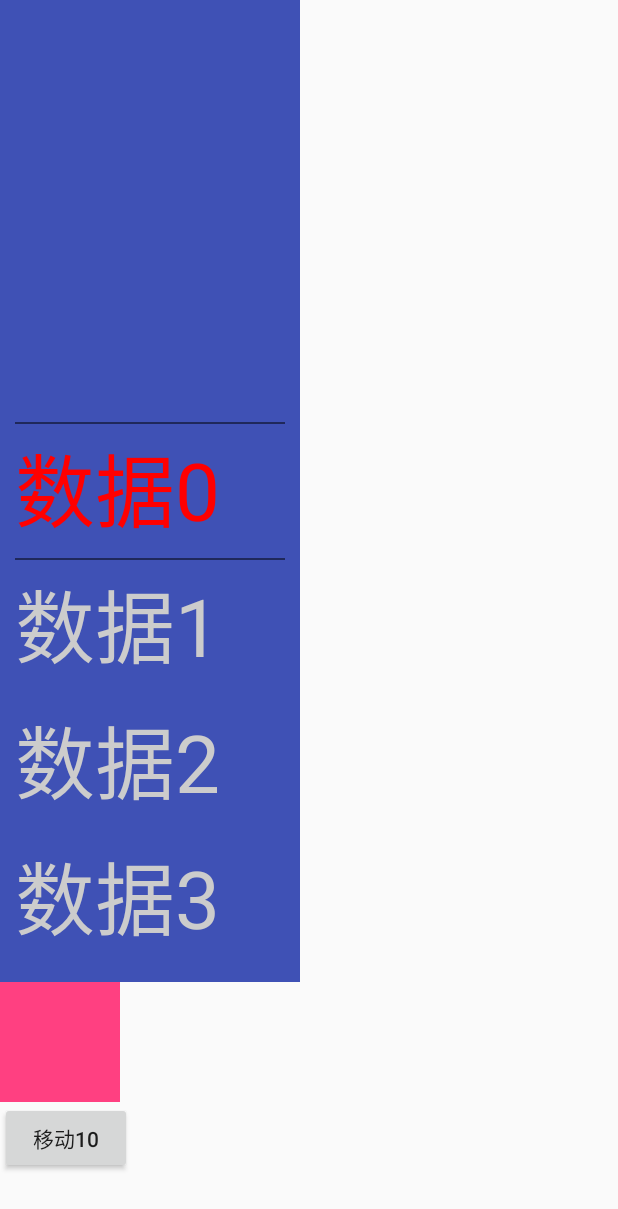
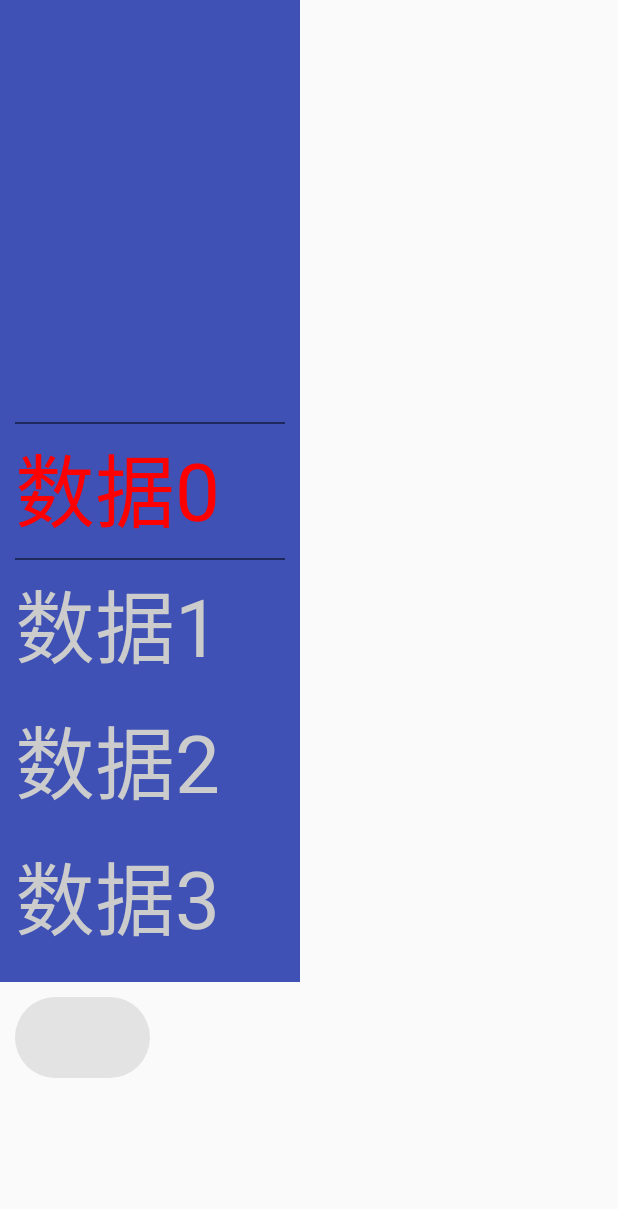
Before and after one commit to sankemao/CustomView, an Android app: the WheelViewActivity screen opened directly, with no data from a screen before it, on a phone screen of 412 x 824 dp. Shown: the top 1209 px of the screen. Run offline under Robolectric (Android 15) with nearby library versions, the phone set to English and light mode, and no system bars; libraries missing offline, so code that uses them is left out: com.blankj.utilcode.

Commit message:
SwitchView

```diff
--- /dev/null
+++ b/app/src/main/java/com/pronetway/customview/custom/switchbutton/SwitchButton.java
@@ -0,0 +1,122 @@
+package com.pronetway.customview.custom.switchbutton;
+
+import android.content.Context;
+import android.content.res.TypedArray;
+import android.graphics.Canvas;
+import android.graphics.Color;
+import android.graphics.Paint;
+import android.graphics.Path;
+import android.graphics.RectF;
+import android.support.annotation.Nullable;
+import android.util.AttributeSet;
+import android.view.MotionEvent;
+import android.view.View;
+
+import com.pronetway.customview.R;
+
+
+/**
+ * Description:TODO
+ * Create Time: 2018/4/24.11:30
+ * Author:jin
+ * Email:210980059@qq.com
+ */
+public class SwitchButton extends View {
+
+    private int mOpenColor;
+    private int mCloseColor;
+    private int mMiddleColor;
+    //绘制背景的path
+    Path mPath = new Path();
+    private Paint mPaint;
+
+    private float mAnimeSpeed = 0.1f;//动画速度
+    private float mAnimeInit = 1.0f;//动画初始状态
+    private boolean mSwitchState;
+
+    public SwitchButton(Context context) {
+        this(context, null);
+    }
+
+    public SwitchButton(Context context, @Nullable AttributeSet attrs) {
+        this(context, attrs, 0);
+    }
+
+    public SwitchButton(Context context, @Nullable AttributeSet attrs, int defStyleAttr) {
+        super(context, attrs, defStyleAttr);
+
+        initTa(context, attrs);
+    }
+
+    private void initTa(Context context, AttributeSet attrs) {
+        final TypedArray ta = context.obtainStyledAttributes(attrs, R.styleable.SwitchButton);
+        mOpenColor = ta.getColor(R.styleable.SwitchButton_openColor, 0xFF4BD763);
+        mCloseColor = ta.getColor(R.styleable.SwitchButton_closeColor, 0xFFE3E3E3);
+        mMiddleColor = ta.getColor(R.styleable.SwitchButton_middleColor, Color.WHITE);
+        //1为打开，2为关闭
+        int mState = ta.getInt(R.styleable.SwitchButton_state, 2);
+        mSwitchState = mState == 1;
+        ta.recycle();
+        //初始化画笔
+        mPaint = new Paint(Paint.ANTI_ALIAS_FLAG);
+        mPaint.setStyle(Paint.Style.FILL);
+        mPaint.setColor(mCloseColor);
+    }
+
+
+    @Override
+    protected void onMeasure(int widthMeasureSpec, int heightMeasureSpec) {
+        int DEFAULT_WIDTH = (int) (56 * getResources().getDisplayMetrics().density + 0.5f) + getPaddingLeft() + getPaddingRight();//默认56dp
+        //如果mode是exactly,按widthMeasureSpec中给定的suggest width,不是exactly，看是否为at_most, 此种模式下，width需要在suggest width与DEFAULT_WITH间取小的。
+        int finalWidth = resolveSize(DEFAULT_WIDTH, widthMeasureSpec);
+        //处理高度，需参考宽度
+        int DEFAULT_HEIGHT = (int) ((finalWidth - getPaddingLeft() - getPaddingRight()) * 0.6) + getPaddingTop() + getPaddingBottom();
+        setMeasuredDimension(finalWidth, DEFAULT_HEIGHT);
+    }
+
+    @Override
+    protected void onSizeChanged(int w, int h, int oldw, int oldh) {
+        super.onSizeChanged(w, h, oldw, oldh);
+        if (w != oldw || h != oldh) {
+            initPath();
+        }
+    }
+
+    private void initPath() {
+        float sLeft = getPaddingLeft();
+        float sTop = getPaddingTop();
+        float sRight = getMeasuredWidth() - getPaddingRight();
+        float sBottom = getMeasuredHeight() - getPaddingBottom();
+        float sCenterX = (sRight + sBottom) / 2;
+        float sCenterY = (sBottom + sTop) / 2;
+
+        RectF rectF = new RectF(sLeft, sTop, (sBottom - sTop) + sLeft, sBottom);
+        mPath.reset();
+        mPath.arcTo(rectF, 90, 180);
+        rectF.left = sRight - (sBottom - sTop);
+        rectF.right = sRight;
+        mPath.arcTo(rectF, 270, 180);
+        mPath.close();
+    }
+
+    @Override
+    protected void onDraw(Canvas canvas) {
+        canvas.drawPath(mPath, mPaint);
+
+    }
+
+    @Override
+    public boolean onTouchEvent(MotionEvent event) {
+        switch (event.getActionMasked()) {
+            case MotionEvent.ACTION_DOWN:
+                return true;
+            case MotionEvent.ACTION_CANCEL:
+            case MotionEvent.ACTION_UP:
+                mAnimeInit = 1.0f;
+                mSwitchState = !mSwitchState;
+                invalidate();
+                break;
+        }
+        return super.onTouchEvent(event);
+    }
+}
--- a/app/src/main/java/com/pronetway/customview/ui/WheelViewActivity.java
+++ b/app/src/main/java/com/pronetway/customview/ui/WheelViewActivity.java
@@ -2,11 +2,9 @@ package com.pronetway.customview.ui;
 
 import android.graphics.Color;
 import android.os.Bundle;
-import android.support.v4.view.ViewCompat;
 import android.support.v7.app.AppCompatActivity;
 import android.view.Gravity;
 import android.view.View;
-import android.widget.Button;
 
 import com.blankj.utilcode.util.LogUtils;
 import com.pronetway.customview.R;
@@ -42,18 +40,6 @@ public class WheelViewActivity extends AppCompatActivity {
             }
         });
 
-        final View testView = findViewById(R.id.view_test);
-
-        final Button button = (Button) findViewById(R.id.btn_test);
-        button.setOnClickListener(new View.OnClickListener() {
-            float distanceX = 0;
-            @Override
-            public void onClick(View v) {
-                ViewCompat.setTranslationX(testView, distanceX);
-                distanceX = distanceX + 20;
-            }
-        });
-
 
 //        final Button btn = (Button) findViewById(R.id.btn_scroll_to);
 //        final Button btn2 = (Button) findViewById(R.id.btn_scroll_to2);
--- a/app/src/main/res/layout/activity_wheel_view.xml
+++ b/app/src/main/res/layout/activity_wheel_view.xml
@@ -19,26 +19,18 @@
         android:padding="10dp"
         />
 
-    <com.pronetway.customview.custom.MyTouchViewGroup
-        android:background="@color/colorPrimary"
-        android:layout_width="80dp"
-        android:layout_height="80dp">
+    <!--<com.pronetway.customview.custom.MyTouchViewGroup-->
+        <!--android:background="@color/colorPrimary"-->
+        <!--android:layout_width="80dp"-->
+        <!--android:layout_height="80dp">-->
 
-        <com.pronetway.customview.custom.MyTouchView
-            android:id="@+id/view_test"
-            android:background="@color/colorAccent"
-            android:layout_width="80dp"
-            android:layout_height="80dp"/>
+        <!--<com.pronetway.customview.custom.MyTouchView-->
+            <!--android:id="@+id/view_test"-->
+            <!--android:background="@color/colorAccent"-->
+            <!--android:layout_width="80dp"-->
+            <!--android:layout_height="80dp"/>-->
 
-    </com.pronetway.customview.custom.MyTouchViewGroup>
-
-
-
-    <Button
-        android:id="@+id/btn_test"
-        android:text="移动10"
-        android:layout_width="wrap_content"
-        android:layout_height="wrap_content"/>
+    <!--</com.pronetway.customview.custom.MyTouchViewGroup>-->
 
     <!--<LinearLayout-->
         <!--android:layout_width="match_parent"-->
@@ -61,5 +53,9 @@
             <!--android:layout_width="wrap_content"-->
             <!--android:layout_height="wrap_content"/>-->
     <!--</LinearLayout>-->
-
+    <com.pronetway.customview.custom.switchbutton.SwitchButton
+        android:paddingLeft="10dp"
+        android:paddingTop="10dp"
+        android:layout_width="100dp"
+        android:layout_height="match_parent"/>
 </LinearLayout>
--- a/app/src/main/res/values/attrs.xml
+++ b/app/src/main/res/values/attrs.xml
@@ -166,4 +166,16 @@
         <attr name="header_init_offset"/>
         <attr name="target_init_offset"/>
     </declare-styleable>
+
+
+    <declare-styleable name="SwitchButton">
+        <attr name="state">
+            <enum name="open" value="1"/>
+            <enum name="close" value="2"/>
+        </attr>
+        <attr name="openColor" format="color|reference"/>
+        <attr name="closeColor" format="color|reference"/>
+        <attr name="middleColor" format="color|reference"/>
+    </declare-styleable>
+
 </resources>
```
Also changed, not shown: 107 other files.
